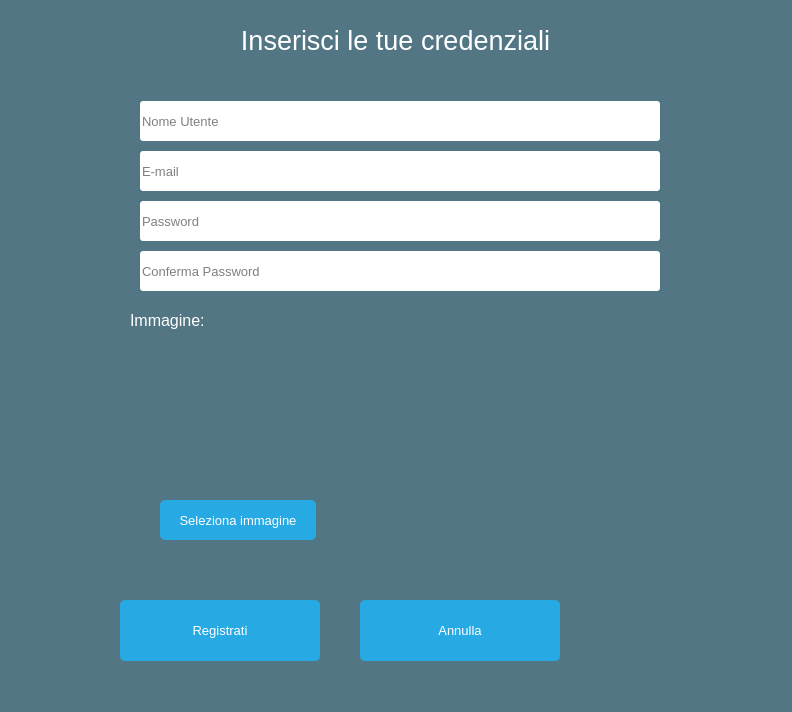
Before: the Qt Designer form Client/EditorGUI/EditorGUI/NewAccount/NewAccount.ui in iliodipietro/Programmazione-Di-Sistema-Collaborative-Editor, drawn with Qt 5.
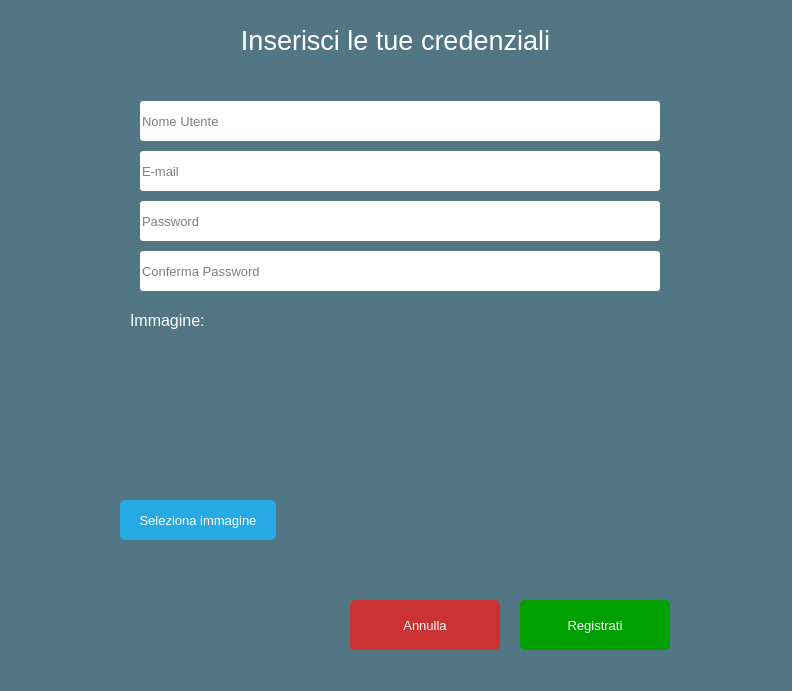
After: the same form once the commit is applied.

Patch:
```diff
--- a/Client/EditorGUI/EditorGUI/NewAccount/NewAccount.ui
+++ b/Client/EditorGUI/EditorGUI/NewAccount/NewAccount.ui
@@ -7,7 +7,7 @@
     <x>0</x>
     <y>0</y>
     <width>792</width>
-    <height>712</height>
+    <height>691</height>
    </rect>
   </property>
   <property name="windowTitle">
@@ -127,10 +127,10 @@
    <widget class="QPushButton" name="submit">
     <property name="geometry">
      <rect>
-      <x>120</x>
+      <x>520</x>
       <y>600</y>
-      <width>200</width>
-      <height>61</height>
+      <width>150</width>
+      <height>50</height>
      </rect>
     </property>
     <property name="font">
@@ -142,7 +142,7 @@
      <string notr="true">QPushButton
 {
   color: white;
-  background-color: #27a9e3;
+  background-color:  #00a000;
   border-width: 0px;
   border-radius: 5px;
 }
@@ -160,8 +160,8 @@
    <widget class="QLabel" name="imageLabel">
     <property name="geometry">
      <rect>
-      <x>170</x>
-      <y>340</y>
+      <x>130</x>
+      <y>350</y>
       <width>125</width>
       <height>125</height>
      </rect>
@@ -197,7 +197,7 @@
    <widget class="QPushButton" name="selectImageButton">
     <property name="geometry">
      <rect>
-      <x>160</x>
+      <x>120</x>
       <y>500</y>
       <width>156</width>
       <height>40</height>
@@ -232,10 +232,10 @@
    <widget class="QPushButton" name="cancel">
     <property name="geometry">
      <rect>
-      <x>360</x>
+      <x>350</x>
       <y>600</y>
-      <width>200</width>
-      <height>61</height>
+      <width>150</width>
+      <height>50</height>
      </rect>
     </property>
     <property name="font">
@@ -247,7 +247,7 @@
      <string notr="true">QPushButton
 {
   color: white;
-  background-color: #27a9e3;
+  background-color: #cb3234;
   border-width: 0px;
   border-radius: 5px;
 }
```
